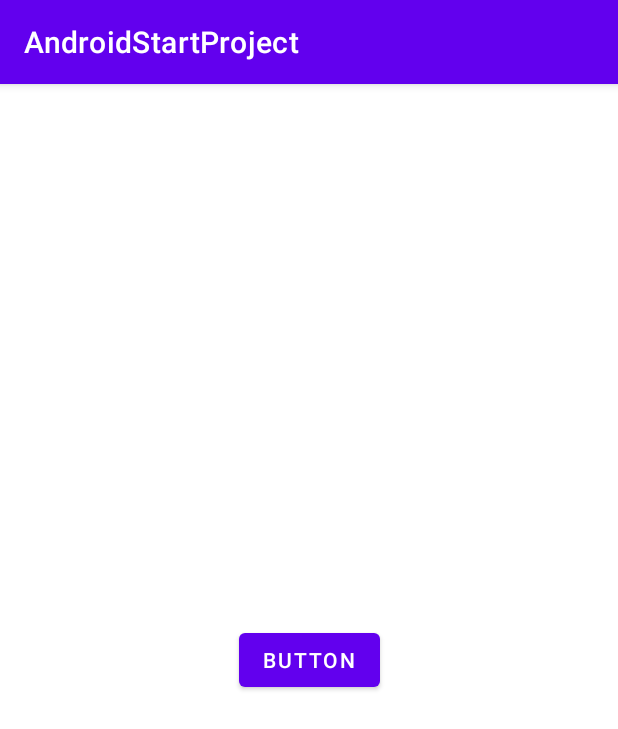
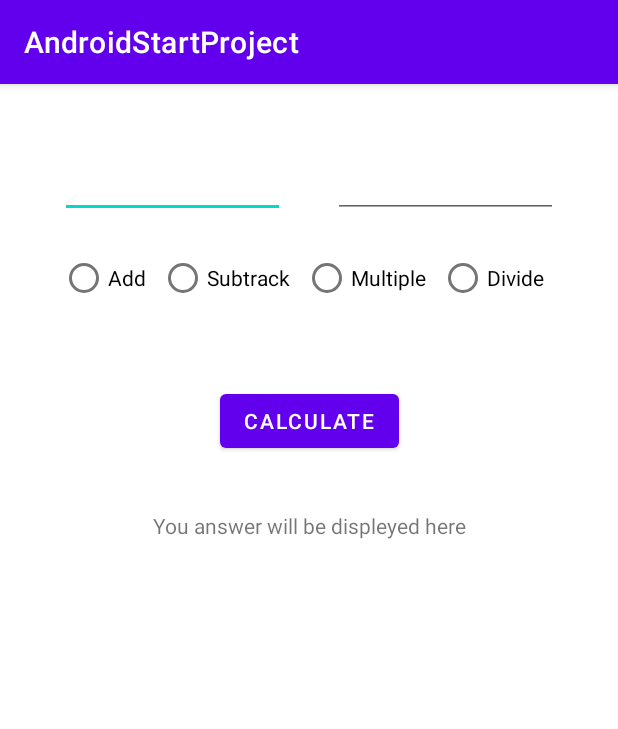
Before and after one commit to bystrovdev/AndroidStartPoject, an Android app: the screen it shows after launch (Calculator), on a phone screen of 412 x 824 dp. Shown: the top 729 px of the screen. Run offline under Robolectric (Android 15) with nearby library versions, the phone set to English and light mode, and no system bars.

Commit message:
We first calculate done

```diff
--- a/app/src/main/java/ru/synergy/myapplication/Calculator.java
+++ b/app/src/main/java/ru/synergy/myapplication/Calculator.java
@@ -3,6 +3,12 @@ package ru.synergy.myapplication;
 import androidx.appcompat.app.AppCompatActivity;
 
 import android.os.Bundle;
+import android.view.View;
+import android.widget.Button;
+import android.widget.EditText;
+import android.widget.RadioButton;
+import android.widget.TextView;
+import android.widget.Toast;
 
 public class Calculator extends AppCompatActivity {
 
@@ -10,5 +16,51 @@ public class Calculator extends AppCompatActivity {
     protected void onCreate(Bundle savedInstanceState) {
         super.onCreate(savedInstanceState);
         setContentView(R.layout.activity_calculator);
+
+        final Button calculate = (Button) findViewById(R.id.calc);
+
+        calculate.setOnClickListener(new View.OnClickListener() {
+            @Override
+            public void onClick(View v) {
+                calculateAnswer();
+            }
+        });
+    }
+
+    private void calculateAnswer() {
+        EditText numOne = (EditText) findViewById(R.id.editTextNumberDecimal);
+        EditText numTwo = (EditText) findViewById(R.id.editTextNumberDecimal2);
+
+        RadioButton add = (RadioButton) findViewById(R.id.add);
+        RadioButton sub = (RadioButton) findViewById(R.id.subtract);
+        RadioButton multiply = (RadioButton) findViewById(R.id.multiple);
+        RadioButton divide = (RadioButton) findViewById(R.id.divide);
+
+        TextView answer = (TextView) findViewById(R.id.result);
+
+        float numberOne = Integer.parseInt(numOne.getText().toString());
+        float numberTwo = Integer.parseInt(numTwo.getText().toString());
+
+        float solution = 0;
+
+        if(add.isChecked()) {
+            solution = numberOne + numberTwo;
+        }
+        if(sub.isChecked()) {
+            solution = numberOne - numberTwo;
+        }
+        if(multiply.isChecked()) {
+            solution = numberOne * numberTwo;
+        }
+        if(divide.isChecked()) {
+            if(numberTwo == 0) {
+                Toast.makeText(this, "Number two cannot be zero!", Toast.LENGTH_LONG).show();
+                return;
+            }
+            solution = numberOne / numberTwo;
+        }
+
+        answer.setText("The answer is " + solution);
+
     }
 }
--- a/app/src/main/res/layout/activity_calculator.xml
+++ b/app/src/main/res/layout/activity_calculator.xml
@@ -6,13 +6,91 @@
     android:layout_height="match_parent"
     tools:context=".Calculator">
 
+    <EditText
+        android:id="@+id/editTextNumberDecimal"
+        android:layout_width="150dp"
+        android:layout_height="wrap_content"
+        android:layout_marginStart="40dp"
+        android:layout_marginTop="44dp"
+        android:ems="10"
+        android:inputType="numberDecimal"
+        app:layout_constraintRight_toLeftOf="@id/editTextNumberDecimal2"
+        app:layout_constraintStart_toStartOf="parent"
+        app:layout_constraintTop_toTopOf="parent" />
+
+    <EditText
+        android:id="@+id/editTextNumberDecimal2"
+        android:layout_width="150dp"
+        android:layout_height="wrap_content"
+        android:layout_marginEnd="40dp"
+        android:ems="10"
+        android:inputType="numberDecimal"
+        app:layout_constraintBottom_toBottomOf="@+id/editTextNumberDecimal"
+        app:layout_constraintEnd_toEndOf="parent"
+        app:layout_constraintLeft_toRightOf="@id/editTextNumberDecimal" />
+
+
+    <RadioGroup
+        android:id="@+id/radiogroup"
+        android:layout_width="0dp"
+        android:layout_height="51dp"
+        android:layout_marginTop="16dp"
+        android:orientation="horizontal"
+
+        app:layout_constraintEnd_toEndOf="@+id/editTextNumberDecimal2"
+        app:layout_constraintStart_toStartOf="@+id/editTextNumberDecimal"
+        app:layout_constraintTop_toBottomOf="@+id/editTextNumberDecimal">
+
+
+        <RadioButton
+            android:id="@+id/add"
+            android:layout_width="wrap_content"
+            android:layout_height="wrap_content"
+            android:layout_weight="1"
+            android:text="Add" />
+
+        <RadioButton
+            android:id="@+id/subtract"
+            android:layout_width="wrap_content"
+            android:layout_height="wrap_content"
+            android:layout_weight="1"
+            android:text="Subtrack" />
+
+        <RadioButton
+            android:id="@+id/multiple"
+            android:layout_width="wrap_content"
+            android:layout_height="wrap_content"
+            android:layout_weight="1"
+            android:text="Multiple" />
+
+        <RadioButton
+            android:id="@+id/divide"
+            android:layout_width="wrap_content"
+            android:layout_height="wrap_content"
+            android:layout_weight="1"
+            android:text="Divide" />
+
+    </RadioGroup>
+
     <Button
-        android:id="@+id/button"
+        android:id="@+id/calc"
         android:layout_width="wrap_content"
         android:layout_height="wrap_content"
-        android:text="Button"
-        app:layout_constraintBottom_toBottomOf="parent"
-        app:layout_constraintEnd_toEndOf="parent"
-        app:layout_constraintStart_toStartOf="parent"
-        app:layout_constraintTop_toTopOf="parent" />
+        android:layout_marginTop="44dp"
+        android:text="Calculate"
+        app:layout_constraintEnd_toEndOf="@+id/radiogroup"
+        app:layout_constraintStart_toStartOf="@+id/radiogroup"
+        app:layout_constraintTop_toBottomOf="@+id/radiogroup" />
+
+    <TextView
+        android:id="@+id/result"
+        android:layout_width="wrap_content"
+        android:layout_height="wrap_content"
+        android:layout_marginTop="36dp"
+        android:text="You answer will be displeyed here"
+        app:layout_constraintEnd_toEndOf="@+id/calc"
+        app:layout_constraintStart_toStartOf="@+id/calc"
+        app:layout_constraintTop_toBottomOf="@+id/calc" />
+
+
 </androidx.constraintlayout.widget.ConstraintLayout>
```
